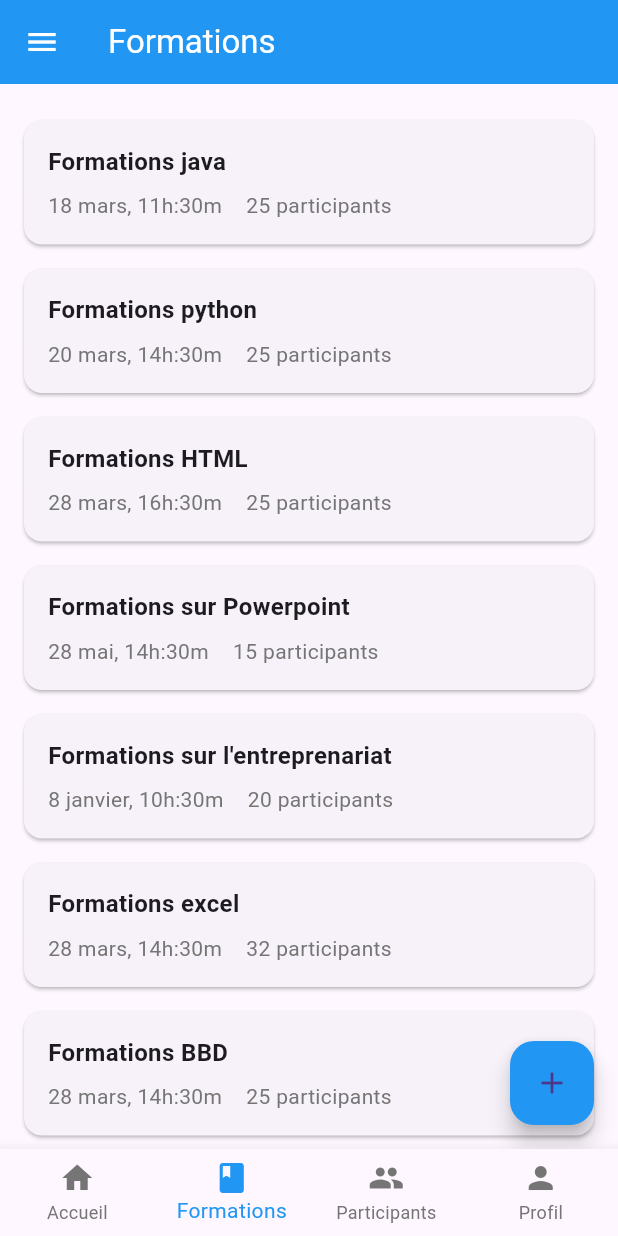
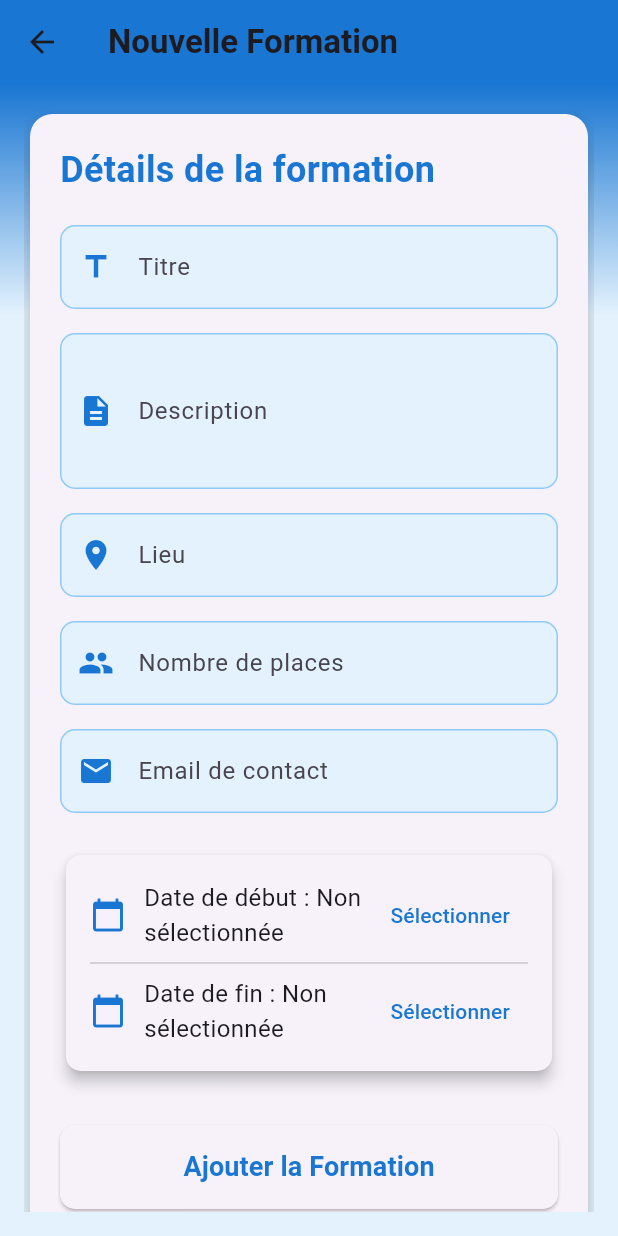
Before and after one commit to Gaman-cmd/projet, a Flutter app: the HomePage screen opened by its route, item 2 of the bottom bar chosen, after a tap on the "add" icon, on a phone screen of 412 x 824 dp. Run offline on Flutter 3.47's test engine with Material 3 defaults, Android fonts, the light colour scheme and no system bars; network calls fail.

Commit message:
commit4
prjt

```diff
--- a/app_qr_formation/lib/Formation.dart
+++ b/app_qr_formation/lib/Formation.dart
@@ -1,4 +1,5 @@
 import 'package:flutter/material.dart';
+import 'add_formation_page.dart';
 import 'models/formation_model.dart';
 import 'services/formation_service.dart';
 
@@ -35,7 +36,6 @@ class _FormationsPageState extends State<FormationsPage> {
     }
   }
 
-  // ...existing code...
   Widget _buildFormationCard(Formation formation) {
     return Card(
       margin: EdgeInsets.symmetric(vertical: 8.0),
@@ -44,13 +44,6 @@ class _FormationsPageState extends State<FormationsPage> {
         child: Column(
           crossAxisAlignment: CrossAxisAlignment.start,
           children: <Widget>[
-            if (formation.imageUrl.isNotEmpty)
-              Image.network(
-                formation.imageUrl,
-                height: 150,
-                width: double.infinity,
-                fit: BoxFit.cover,
-              ),
             SizedBox(height: 12),
             Text(
               formation.titre,
@@ -157,8 +150,16 @@ class _FormationsPageState extends State<FormationsPage> {
                     (context, index) => _buildFormationCard(_formations[index]),
               ),
       floatingActionButton: FloatingActionButton(
-        onPressed: _loadFormations,
-        child: Icon(Icons.refresh),
+        onPressed: () {
+          Navigator.push(
+            context,
+            MaterialPageRoute(builder: (context) => AddFormationPage()),
+          ).then((_) {
+            // Recharger les formations après l'ajout
+            _loadFormations();
+          });
+        },
+        child: Icon(Icons.add),
         backgroundColor: Colors.blue,
       ),
     );
--- /dev/null
+++ b/app_qr_formation/lib/add_formation_page.dart
@@ -0,0 +1,303 @@
+import 'package:flutter/material.dart';
+import 'services/formation_service.dart';
+
+class AddFormationPage extends StatefulWidget {
+  @override
+  _AddFormationPageState createState() => _AddFormationPageState();
+}
+
+class _AddFormationPageState extends State<AddFormationPage> {
+  final _formKey = GlobalKey<FormState>();
+  final _titreController = TextEditingController();
+  final _descriptionController = TextEditingController();
+  final _lieuController = TextEditingController();
+  final _placesTotalController = TextEditingController();
+  final _contactEmailController = TextEditingController();
+  DateTime? _dateDebut;
+  DateTime? _dateFin;
+
+  final FormationService _formationService = FormationService();
+
+  Future<void> _submitFormation() async {
+    if (_formKey.currentState!.validate()) {
+      try {
+        await _formationService.addFormation({
+          'titre': _titreController.text,
+          'description': _descriptionController.text,
+          'date_debut': _dateDebut?.toIso8601String(),
+          'date_fin': _dateFin?.toIso8601String(),
+          'lieu': _lieuController.text,
+          'places_total': int.parse(_placesTotalController.text),
+          'contact_email': _contactEmailController.text,
+          'statut': 'a_venir',
+        });
+        Navigator.pop(context); // Retour à la page précédente après ajout
+      } catch (e) {
+        ScaffoldMessenger.of(context).showSnackBar(
+          SnackBar(
+            content: Text('Erreur lors de l\'ajout de la formation : $e'),
+          ),
+        );
+      }
+    }
+  }
+
+  Future<void> _selectDate(BuildContext context, bool isStartDate) async {
+    final DateTime? picked = await showDatePicker(
+      context: context,
+      initialDate: DateTime.now(),
+      firstDate: DateTime(2000),
+      lastDate: DateTime(2100),
+    );
+    if (picked != null) {
+      setState(() {
+        if (isStartDate) {
+          _dateDebut = picked;
+        } else {
+          _dateFin = picked;
+        }
+      });
+    }
+  }
+
+  @override
+  Widget build(BuildContext context) {
+    return Scaffold(
+      appBar: AppBar(
+        title: Text(
+          'Nouvelle Formation',
+          style: TextStyle(fontWeight: FontWeight.bold),
+        ),
+        elevation: 0,
+        backgroundColor: Colors.blue.shade700,
+      ),
+      body: Container(
+        decoration: BoxDecoration(
+          gradient: LinearGradient(
+            begin: Alignment.topCenter,
+            end: Alignment.bottomCenter,
+            colors: [Colors.blue.shade700, Colors.blue.shade50],
+            stops: [0.0, 0.2],
+          ),
+        ),
+        child: Padding(
+          padding: const EdgeInsets.all(16.0),
+          child: Form(
+            key: _formKey,
+            child: SingleChildScrollView(
+              child: Card(
+                elevation: 8,
+                shape: RoundedRectangleBorder(
+                  borderRadius: BorderRadius.circular(15),
+                ),
+                child: Padding(
+                  padding: const EdgeInsets.all(20.0),
+                  child: Column(
+                    crossAxisAlignment: CrossAxisAlignment.stretch,
+                    children: [
+                      Text(
+                        'Détails de la formation',
+                        style: TextStyle(
+                          fontSize: 24,
+                          fontWeight: FontWeight.bold,
+                          color: Colors.blue.shade700,
+                        ),
+                      ),
+                      SizedBox(height: 20),
+                      _buildTextField(
+                        controller: _titreController,
+                        label: 'Titre',
+                        icon: Icons.title,
+                        validator: (value) {
+                          if (value == null || value.isEmpty) {
+                            return 'Veuillez entrer un titre';
+                          }
+                          return null;
+                        },
+                      ),
+                      SizedBox(height: 16),
+                      _buildTextField(
+                        controller: _descriptionController,
+                        label: 'Description',
+                        icon: Icons.description,
+                        maxLines: 3,
+                        validator: (value) {
+                          if (value == null || value.isEmpty) {
+                            return 'Veuillez entrer une description';
+                          }
+                          return null;
+                        },
+                      ),
+                      SizedBox(height: 16),
+                      _buildTextField(
+                        controller: _lieuController,
+                        label: 'Lieu',
+                        icon: Icons.location_on,
+                        validator: (value) {
+                          if (value == null || value.isEmpty) {
+                            return 'Veuillez entrer un lieu';
+                          }
+                          return null;
+                        },
+                      ),
+                      SizedBox(height: 16),
+                      _buildTextField(
+                        controller: _placesTotalController,
+                        label: 'Nombre de places',
+                        icon: Icons.people,
+                        keyboardType: TextInputType.number,
+                        validator: (value) {
+                          if (value == null || value.isEmpty) {
+                            return 'Veuillez entrer le nombre de places';
+                          }
+                          if (int.tryParse(value) == null) {
+                            return 'Veuillez entrer un nombre valide';
+                          }
+                          return null;
+                        },
+                      ),
+                      SizedBox(height: 16),
+                      _buildTextField(
+                        controller: _contactEmailController,
+                        label: 'Email de contact',
+                        icon: Icons.email,
+                        keyboardType: TextInputType.emailAddress,
+                        validator: (value) {
+                          if (value == null || value.isEmpty) {
+                            return 'Veuillez entrer un email de contact';
+                          }
+                          return null;
+                        },
+                      ),
+                      SizedBox(height: 24),
+                      _buildDateSelector(context),
+                      SizedBox(height: 32),
+                      ElevatedButton(
+                        onPressed: _submitFormation,
+                        style: ElevatedButton.styleFrom(
+                          foregroundColor: Colors.blue.shade700,
+                          padding: EdgeInsets.symmetric(vertical: 15),
+                          shape: RoundedRectangleBorder(
+                            borderRadius: BorderRadius.circular(10),
+                          ),
+                        ),
+                        child: Text(
+                          'Ajouter la Formation',
+                          style: TextStyle(
+                            fontSize: 18,
+                            fontWeight: FontWeight.bold,
+                          ),
+                        ),
+                      ),
+                    ],
+                  ),
+                ),
+              ),
+            ),
+          ),
+        ),
+      ),
+    );
+  }
+
+  Widget _buildTextField({
+    required TextEditingController controller,
+    required String label,
+    required IconData icon,
+    int maxLines = 1,
+    TextInputType? keyboardType,
+    String? Function(String?)? validator,
+  }) {
+    return TextFormField(
+      controller: controller,
+      decoration: InputDecoration(
+        labelText: label,
+        prefixIcon: Icon(icon, color: Colors.blue.shade700),
+        border: OutlineInputBorder(
+          borderRadius: BorderRadius.circular(10),
+          borderSide: BorderSide(color: Colors.blue.shade200),
+        ),
+        enabledBorder: OutlineInputBorder(
+          borderRadius: BorderRadius.circular(10),
+          borderSide: BorderSide(color: Colors.blue.shade200),
+        ),
+        focusedBorder: OutlineInputBorder(
+          borderRadius: BorderRadius.circular(10),
+          borderSide: BorderSide(color: Colors.blue.shade700, width: 2),
+        ),
+        filled: true,
+        fillColor: Colors.blue.shade50,
+      ),
+      maxLines: maxLines,
+      keyboardType: keyboardType,
+      validator: validator,
+    );
+  }
+
+  Widget _buildDateSelector(BuildContext context) {
+    return Column(
+      children: [
+        Card(
+          elevation: 4,
+          shape: RoundedRectangleBorder(
+            borderRadius: BorderRadius.circular(10),
+          ),
+          child: Padding(
+            padding: const EdgeInsets.all(16.0),
+            child: Column(
+              children: [
+                Row(
+                  children: [
+                    Icon(Icons.calendar_today, color: Colors.blue.shade700),
+                    SizedBox(width: 12),
+                    Expanded(
+                      child: Text(
+                        _dateDebut == null
+                            ? 'Date de début : Non sélectionnée'
+                            : 'Date de début : ${_dateDebut!.toLocal()}'.split(
+                              ' ',
+                            )[0],
+                        style: TextStyle(fontSize: 16),
+                      ),
+                    ),
+                    TextButton(
+                      onPressed: () => _selectDate(context, true),
+                      child: Text('Sélectionner'),
+                      style: TextButton.styleFrom(
+                        foregroundColor: Colors.blue.shade700,
+                      ),
+                    ),
+                  ],
+                ),
+                Divider(),
+                Row(
+                  children: [
+                    Icon(Icons.calendar_today, color: Colors.blue.shade700),
+                    SizedBox(width: 12),
+                    Expanded(
+                      child: Text(
+                        _dateFin == null
+                            ? 'Date de fin : Non sélectionnée'
+                            : 'Date de fin : ${_dateFin!.toLocal()}'.split(
+                              ' ',
+                            )[0],
+                        style: TextStyle(fontSize: 16),
+                      ),
+                    ),
+                    TextButton(
+                      onPressed: () => _selectDate(context, false),
+                      child: Text('Sélectionner'),
+                      style: TextButton.styleFrom(
+                        foregroundColor: Colors.blue.shade700,
+                      ),
+                    ),
+                  ],
+                ),
+              ],
+            ),
+          ),
+        ),
+      ],
+    );
+  }
+}
--- a/app_qr_formation/lib/home_page.dart
+++ b/app_qr_formation/lib/home_page.dart
@@ -1,7 +1,8 @@
 import 'package:flutter/material.dart';
-import 'Formation.dart'; // Importez votre page Formation
-import 'participants_page.dart'; // Importez votre page Participants (si vous en avez une)
-//import 'profil_page.dart'; // Importez votre page Profil (si vous en avez une)
+import 'Formation.dart'; // Importez la page FormationsPage depuis Formation.dart
+import 'participants_page.dart'; // Importez votre page Participants
+import 'services/formation_service.dart'; // Importez le service pour récupérer les formations
+import 'models/formation_model.dart'; // Importez le modèle Formation
 
 class HomePage extends StatefulWidget {
   @override
@@ -13,7 +14,7 @@ class _HomePageState extends State<HomePage> {
 
   final List<Widget> _children = [
     _AccueilPageContent(), // Le contenu de votre page d'accueil
-    FormationsPage(), // Votre page Formations
+    FormationsPage(), // Votre page Formations (importée depuis Formation.dart)
     ParticipantsPage(), // Placeholder pour la page Participants
     ProfilPage(), // Placeholder pour la page Profil
   ];
@@ -52,19 +53,46 @@ class _HomePageState extends State<HomePage> {
   }
 }
 
-// Extrait le contenu de votre page d'accueil dans un StatelessWidget
-class _AccueilPageContent extends StatelessWidget {
-  final List<Map<String, String>> formations = [];
+// Contenu de la page d'accueil
+class _AccueilPageContent extends StatefulWidget {
+  @override
+  __AccueilPageContentState createState() => __AccueilPageContentState();
+}
+
+class __AccueilPageContentState extends State<_AccueilPageContent> {
+  final FormationService _formationService = FormationService();
+  List<Formation> _formations = [];
+  bool _isLoading = true;
+  String? _error;
+
+  @override
+  void initState() {
+    super.initState();
+    _loadFormations();
+  }
+
+  Future<void> _loadFormations() async {
+    try {
+      setState(() => _isLoading = true);
+      final formations = await _formationService.getFormations();
+      setState(() {
+        _formations = formations;
+        _isLoading = false;
+      });
+    } catch (e) {
+      setState(() {
+        _error = e.toString();
+        _isLoading = false;
+      });
+    }
+  }
 
   @override
   Widget build(BuildContext context) {
     return Scaffold(
       appBar: AppBar(
         backgroundColor: Colors.blue,
-        title: Text(
-          'QR APP',
-          style: TextStyle(color: Colors.white),
-        ), // Titre de la page d'accueil
+        title: Text('QR APP', style: TextStyle(color: Colors.white)),
         leading: IconButton(
           icon: Icon(Icons.menu, color: Colors.white),
           onPressed: () {
@@ -72,7 +100,12 @@ class _AccueilPageContent extends StatelessWidget {
           },
         ),
       ),
-      body: SingleChildScrollView(
+      body:
+          _isLoading
+              ? Center(child: CircularProgressIndicator())
+              : _error != null
+              ? Center(child: Text('Erreur : $_error'))
+              : SingleChildScrollView(
                 padding: EdgeInsets.all(16.0),
                 child: Column(
                   crossAxisAlignment: CrossAxisAlignment.start,
@@ -80,8 +113,14 @@ class _AccueilPageContent extends StatelessWidget {
                     Row(
                       mainAxisAlignment: MainAxisAlignment.spaceAround,
                       children: <Widget>[
-                _buildInfoCard('Nombre total de formations', '12'),
-                _buildInfoCard('Nombre de participants actifs', '24'),
+                        _buildInfoCard(
+                          'Nombre total de formations',
+                          '${_formations.length}',
+                        ),
+                        _buildInfoCard(
+                          'Nombre de participants actifs',
+                          '24',
+                        ), // Exemple statique
                       ],
                     ),
                     SizedBox(height: 20),
@@ -90,12 +129,16 @@ class _AccueilPageContent extends StatelessWidget {
                       children: <Widget>[
                         Text(
                           'Formations :',
-                  style: TextStyle(fontSize: 18, fontWeight: FontWeight.bold),
+                          style: TextStyle(
+                            fontSize: 18,
+                            fontWeight: FontWeight.bold,
+                          ),
                         ),
                         TextButton(
                           onPressed: () {
                             final homePageState =
-                        context.findAncestorStateOfType<_HomePageState>();
+                                context
+                                    .findAncestorStateOfType<_HomePageState>();
                             if (homePageState != null) {
                               homePageState.onTabTapped(1);
                             }
@@ -111,9 +154,9 @@ class _AccueilPageContent extends StatelessWidget {
                     ListView.builder(
                       shrinkWrap: true,
                       physics: NeverScrollableScrollPhysics(),
-              itemCount: formations.length,
+                      itemCount: _formations.length,
                       itemBuilder: (context, index) {
-                final formation = formations[index];
+                        final formation = _formations[index];
                         return Card(
                           margin: EdgeInsets.symmetric(vertical: 8.0),
                           child: Padding(
@@ -122,7 +165,7 @@ class _AccueilPageContent extends StatelessWidget {
                               crossAxisAlignment: CrossAxisAlignment.start,
                               children: <Widget>[
                                 Text(
-                          formation['title']!,
+                                  formation.titre,
                                   style: TextStyle(
                                     fontSize: 16,
                                     fontWeight: FontWeight.bold,
@@ -132,12 +175,12 @@ class _AccueilPageContent extends StatelessWidget {
                                 Row(
                                   children: <Widget>[
                                     Text(
-                              formation['date']!,
+                                      _formatDate(formation.dateDebut),
                                       style: TextStyle(color: Colors.grey[600]),
                                     ),
                                     SizedBox(width: 16),
                                     Text(
-                              formation['participants']!,
+                                      '${formation.placesReservees} participants',
                                       style: TextStyle(color: Colors.grey[600]),
                                     ),
                                   ],
@@ -177,6 +220,10 @@ class _AccueilPageContent extends StatelessWidget {
         ),
       ),
     );
+  }
+
+  String _formatDate(DateTime date) {
+    return '${date.day}/${date.month}/${date.year}';
   }
 }
 
@@ -246,11 +293,6 @@ class ParticipantsPage extends StatelessWidget {
             child: ListView(
               padding: const EdgeInsets.all(16.0),
               children: <Widget>[
-                _buildParticipantItem(
-                  initials: 'AB',
-                  name: 'Ali Moussa',
-                  email: 'alimoussa.@exemp.com',
-                ),
                 _buildParticipantItem(
                   initials: 'CE',
                   name: 'Chaibou Elh Issa',
@@ -328,116 +370,3 @@ class ProfilPage extends StatelessWidget {
     return Center(child: Text('Page de Profil'));
   }
 }
-
-class FormationsPage extends StatelessWidget {
-  // Assurez-vous que le nom correspond à l'import dans HomePage
-  final List<Map<String, String>> formations = [
-    {
-      'title': 'Formations java',
-      'date': '18 mars, 11h:30m',
-      'participants': '25 participants',
-    },
-    {
-      'title': 'Formations python',
-      'date': '20 mars, 14h:30m',
-      'participants': '25 participants',
-    },
-    {
-      'title': 'Formations HTML',
-      'date': '28 mars, 16h:30m',
-      'participants': '25 participants',
-    },
-    {
-      'title': 'Formations sur Powerpoint',
-      'date': '28 mai, 14h:30m',
-      'participants': '15 participants',
-    },
-    {
-      'title': 'Formations sur l\'entreprenariat',
-      'date': '8 janvier, 10h:30m',
-      'participants': '20 participants',
-    },
-    {
-      'title': 'Formations excel',
-      'date': '28 mars, 14h:30m',
-      'participants': '32 participants',
-    },
-    {
-      'title': 'Formations BBD',
-      'date': '28 mars, 14h:30m',
-      'participants': '25 participants',
-    },
-    {
-      'title': 'Formations sur E-commence',
-      'date': '19 mars, 14h:00m',
-      'participants': '35 participants',
-    },
-    {
-      'title': 'Formations IA ',
-      'date': '20 mars, 15h:30m',
-      'participants': '15 participants',
-    },
-  ];
-
-  @override
-  Widget build(BuildContext context) {
-    return Scaffold(
-      appBar: AppBar(
-        backgroundColor: Colors.blue,
-        title: Text(
-          'Formations',
-          style: TextStyle(color: Colors.white),
-        ), // Titre 'Formations' uniquement
-        leading: IconButton(
-          icon: Icon(Icons.menu, color: Colors.white),
-          onPressed: () {
-            // Action du menu
-          },
-        ),
-      ),
-      body: ListView.builder(
-        padding: EdgeInsets.all(16.0),
-        itemCount: formations.length,
-        itemBuilder: (context, index) {
-          final formation = formations[index];
-          return Card(
-            margin: EdgeInsets.symmetric(vertical: 8.0),
-            child: Padding(
-              padding: const EdgeInsets.all(16.0),
-              child: Column(
-                crossAxisAlignment: CrossAxisAlignment.start,
-                children: <Widget>[
-                  Text(
-                    formation['title']!,
-                    style: TextStyle(fontSize: 16, fontWeight: FontWeight.bold),
-                  ),
-                  SizedBox(height: 8),
-                  Row(
-                    children: <Widget>[
-                      Text(
-                        formation['date']!,
-                        style: TextStyle(color: Colors.grey[600]),
-                      ),
-                      SizedBox(width: 16),
-                      Text(
-                        formation['participants']!,
-                        style: TextStyle(color: Colors.grey[600]),
-                      ),
-                    ],
-                  ),
-                ],
-              ),
-            ),
-          );
-        },
-      ),
-      floatingActionButton: FloatingActionButton(
-        onPressed: () {
-          // Action pour ajouter une formation
-        },
-        child: Icon(Icons.add),
-        backgroundColor: Colors.blue,
-      ),
-    );
-  }
-}
--- a/app_qr_formation/lib/services/formation_service.dart
+++ b/app_qr_formation/lib/services/formation_service.dart
@@ -21,4 +21,18 @@ class FormationService {
       throw Exception('Erreur de connexion: $e');
     }
   }
+
+  Future<void> addFormation(Map<String, dynamic> formationData) async {
+    final response = await http.post(
+      Uri.parse('$baseUrl/api/formations/'),
+      headers: {'Content-Type': 'application/json'},
+      body: json.encode(formationData),
+    );
+
+    if (response.statusCode != 201) {
+      throw Exception(
+        'Erreur lors de l\'ajout de la formation : ${response.body}',
+      );
+    }
+  }
 }
```
Lines whose indentation alone changed are shown as unchanged.
